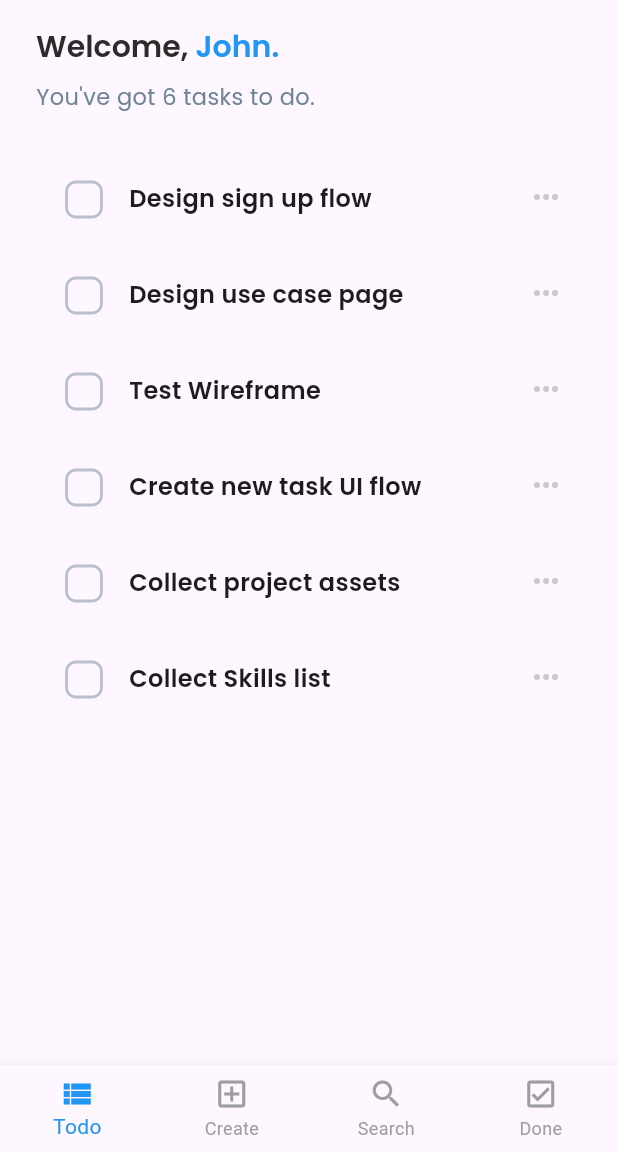
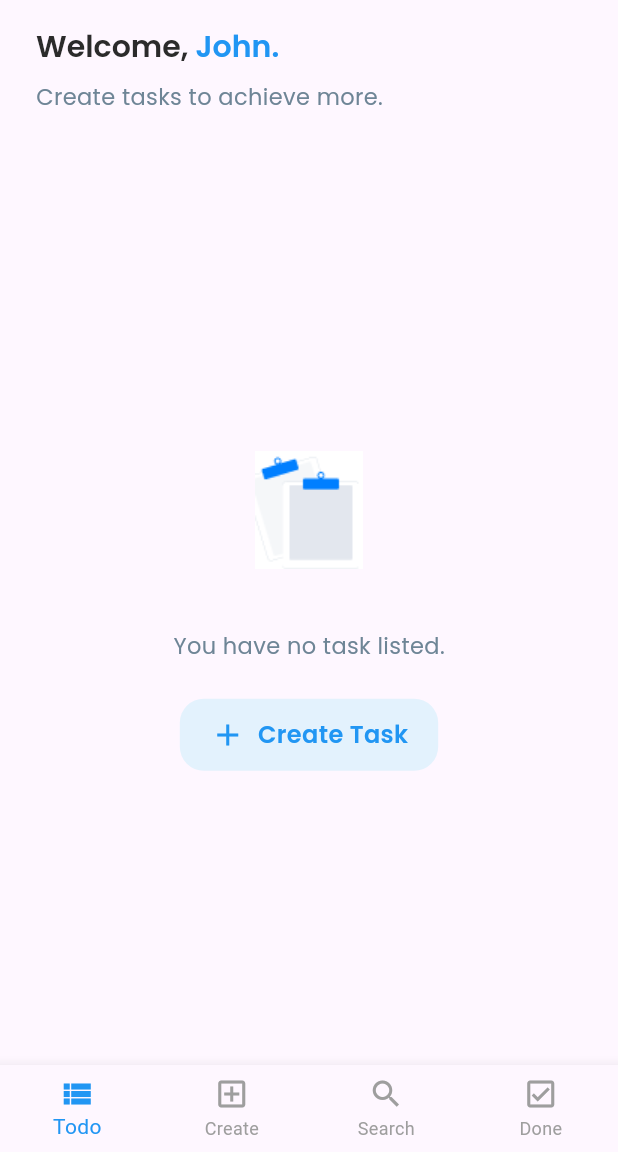
Before and after one commit to diegodallabt/taski_todo_app, a Flutter app: the screen it shows after launch, on a phone screen of 412 x 824 dp, the part 84-1236 px from its top. Run offline on Flutter 3.47's test engine with Material 3 defaults, Android fonts, the phone set to English and light mode, and no system bars; our stand-ins replace equatable, flutter_bloc, flutter_modular, google_fonts, shimmer, sqflite; accounts and stored records are empty; network calls fail.

Commit message:
add database & list tasks by db

```diff
--- a/lib/app/modules/tasks/data/datasources/get_tasks_datasource.dart
+++ b/lib/app/modules/tasks/data/datasources/get_tasks_datasource.dart
@@ -1,3 +1,5 @@
+import '../models/task.dart';
+
 abstract class GetTasksDataSource {
-  Future<void> call();
+  Future<List<Task>> fetchTasks();
 }
--- a/lib/app/modules/tasks/data/datasources/get_tasks_datasource_impl.dart
+++ b/lib/app/modules/tasks/data/datasources/get_tasks_datasource_impl.dart
@@ -1,8 +1,15 @@
+import '../database/tasks_database.dart';
+import '../models/task.dart';
 import 'get_tasks_datasource.dart';
 
 class GetTasksDataSourceImpl implements GetTasksDataSource {
+  final db = TasksDatabase.instance;
+
   @override
-  Future<void> call() {
-    throw UnimplementedError();
+  Future<List<Task>> fetchTasks() async {
+    final database = await db.database;
+
+    final result = await database.query('tasks');
+    return result.map((json) => Task.fromJson(json)).toList();
   }
 }
--- a/lib/app/modules/tasks/data/models/task.dart
+++ b/lib/app/modules/tasks/data/models/task.dart
@@ -1,25 +1,36 @@
 import 'package:equatable/equatable.dart';
 
 class Task extends Equatable {
+  final int? id;
   final String title;
-  final String description;
+  final String? description;
+  final bool isCompleted;
 
-  const Task({required this.title, required this.description});
+  const Task({
+    this.id,
+    required this.title,
+    this.description,
+    this.isCompleted = false,
+  });
 
-  factory Task.fromMap(Map<String, dynamic> map) {
+  factory Task.fromJson(Map<String, dynamic> json) {
     return Task(
-      title: map['title'],
-      description: map['description'],
+      id: json['id'] as int?,
+      title: json['title'] as String,
+      description: json['description'] as String?,
+      isCompleted: json['isCompleted'] == 1,
     );
   }
 
-  Map<String, dynamic> toMap() {
+  Map<String, dynamic> toJson() {
     return {
+      'id': id,
       'title': title,
       'description': description,
+      'isCompleted': isCompleted ? 1 : 0,
     };
   }
 
   @override
-  List<Object> get props => [title, description];
+  List<Object?> get props => throw UnimplementedError();
 }
--- a/lib/app/modules/tasks/data/repositories/get_tasks_repository.dart
+++ b/lib/app/modules/tasks/data/repositories/get_tasks_repository.dart
@@ -1,3 +1,5 @@
+import '../models/task.dart';
+
 abstract class GetTasksRepository {
-  Future<void> call();
+  Future<List<Task>> fetchTasks();
 }
--- a/lib/app/modules/tasks/view/tasks/list/tasks_list_page.dart
+++ b/lib/app/modules/tasks/view/tasks/list/tasks_list_page.dart
@@ -115,7 +115,9 @@ class TasksListPageState extends State<TasksListPage> {
                         crossAxisAlignment: CrossAxisAlignment.start,
                         children: [
                           Text(
-                            "You've got ${state.tasks.length} tasks to do.",
+                            state.tasks.isNotEmpty
+                                ? "You've got ${state.tasks.length} tasks to do."
+                                : "Create tasks to achieve more.",
                             style: useStyle(
                               TextStyle(
                                   color:
@@ -124,7 +126,8 @@ class TasksListPageState extends State<TasksListPage> {
                             ),
                           ),
                           Expanded(
-                            child: ListView.builder(
+                            child: state.tasks.isNotEmpty
+                                ? ListView.builder(
                                     itemCount: state.tasks.length,
                                     itemBuilder: (context, index) {
                                       final task = state.tasks[index];
@@ -134,7 +137,8 @@ class TasksListPageState extends State<TasksListPage> {
                                       return Container(
                                         margin: EdgeInsets.only(bottom: 8),
                                         decoration: BoxDecoration(
-                                    borderRadius: BorderRadius.circular(8),
+                                          borderRadius:
+                                              BorderRadius.circular(8),
                                         ),
                                         child: Padding(
                                           padding: const EdgeInsets.symmetric(
@@ -156,7 +160,8 @@ class TasksListPageState extends State<TasksListPage> {
                                                   ),
                                                   shape: RoundedRectangleBorder(
                                                     borderRadius:
-                                                  BorderRadius.circular(5),
+                                                        BorderRadius.circular(
+                                                            5),
                                                   ),
                                                   value: false,
                                                   onChanged: (value) {},
@@ -164,11 +169,12 @@ class TasksListPageState extends State<TasksListPage> {
                                               ),
                                               Expanded(
                                                 child: Padding(
-                                            padding: const EdgeInsets.symmetric(
-                                                vertical: 8.0),
+                                                  padding: const EdgeInsets
+                                                      .symmetric(vertical: 8.0),
                                                   child: Column(
                                                     crossAxisAlignment:
-                                                  CrossAxisAlignment.start,
+                                                        CrossAxisAlignment
+                                                            .start,
                                                     children: [
                                                       Text(
                                                         task.title,
@@ -183,15 +189,19 @@ class TasksListPageState extends State<TasksListPage> {
                                                       if (isExpanded)
                                                         Padding(
                                                           padding:
-                                                        const EdgeInsets.only(
+                                                              const EdgeInsets
+                                                                  .only(
                                                                   top: 10.0),
                                                           child: Text(
-                                                      task.description,
+                                                            task.description!,
                                                             style: useStyle(
                                                               TextStyle(
                                                                 color: const Color
-                                                              .fromARGB(255,
-                                                              110, 133, 150),
+                                                                    .fromARGB(
+                                                                    255,
+                                                                    110,
+                                                                    133,
+                                                                    150),
                                                                 fontSize: 14,
                                                               ),
                                                             ),
@@ -202,7 +212,8 @@ class TasksListPageState extends State<TasksListPage> {
                                                 ),
                                               ),
                                               Padding(
-                                          padding: const EdgeInsets.symmetric(
+                                                padding:
+                                                    const EdgeInsets.symmetric(
                                                         vertical: 6.0),
                                                 child: GestureDetector(
                                                   onTap: () {
@@ -225,6 +236,69 @@ class TasksListPageState extends State<TasksListPage> {
                                         ),
                                       );
                                     },
+                                  )
+                                : Center(
+                                    child: Column(
+                                      spacing: 25,
+                                      mainAxisAlignment:
+                                          MainAxisAlignment.center,
+                                      children: [
+                                        Image.asset(
+                                          'assets/empty.png',
+                                          width: 100,
+                                        ),
+                                        Text(
+                                          'You have no task listed.',
+                                          style: useStyle(
+                                            TextStyle(
+                                              color: const Color.fromARGB(
+                                                  255, 110, 133, 150),
+                                              fontSize: 15,
+                                            ),
+                                          ),
+                                        ),
+                                        InkWell(
+                                          highlightColor: Colors.transparent,
+                                          hoverColor: Colors.transparent,
+                                          splashColor: Colors.transparent,
+                                          focusColor: Colors.transparent,
+                                          onTap: () {},
+                                          child: Container(
+                                            decoration: BoxDecoration(
+                                              color: Colors.blue.shade50,
+                                              borderRadius:
+                                                  BorderRadius.circular(16),
+                                            ),
+                                            padding: EdgeInsets.symmetric(
+                                              vertical: 12,
+                                              horizontal: 20,
+                                            ),
+                                            child: Row(
+                                              mainAxisSize: MainAxisSize.min,
+                                              children: [
+                                                Icon(
+                                                  Icons.add,
+                                                  color: Colors.blue,
+                                                  size: 24,
+                                                ),
+                                                SizedBox(width: 8),
+                                                Text(
+                                                  'Create Task',
+                                                  style: useStyle(
+                                                    TextStyle(
+                                                      color: Colors.blue,
+                                                      fontSize: 16,
+                                                      fontWeight:
+                                                          FontWeight.w600,
+                                                    ),
+                                                  ),
+                                                ),
+                                              ],
+                                            ),
+                                          ),
+                                        ),
+                                      ],
+                                    ),
                                   ),
                           ),
                         ],
--- a/lib/app/modules/tasks/viewmodel/tasks/list/bloc/tasks_bloc.dart
+++ b/lib/app/modules/tasks/viewmodel/tasks/list/bloc/tasks_bloc.dart
@@ -1,69 +1,47 @@
 import 'package:flutter_bloc/flutter_bloc.dart';
-
-import '../../../../data/models/task.dart';
+import '../../../../data/repositories/get_tasks_repository.dart';
 import 'tasks_event.dart';
 import 'tasks_state.dart';
 
 class TaskBloc extends Bloc<TaskEvent, TaskState> {
-  TaskBloc() : super(TaskInitial()) {
+  final GetTasksRepository repository;
+
+  TaskBloc(this.repository) : super(TaskInitial()) {
     on<LoadTasks>((event, emit) async {
       emit(TaskLoading());
 
       try {
         await Future.delayed(const Duration(seconds: 2));
 
-        final tasks = [
-          const Task(
-            title: 'Design sign up flow',
-            description:
-                'By the time a prospect arrives at your signup page...',
-          ),
-          const Task(
-              title: 'Design use case page',
-              description:
-                  'By the time a prospect arrives at your signup page...'),
-          const Task(
-              title: 'Test Wireframe',
-              description:
-                  'By the time a prospect arrives at your signup page...'),
-          const Task(
-              title: 'Create new task UI flow',
-              description:
-                  'By the time a prospect arrives at your signup page...'),
-          const Task(
-              title: 'Collect project assets',
-              description:
-                  'By the time a prospect arrives at your signup page...'),
-          const Task(
-              title: 'Collect Skills list',
-              description:
-                  'By the time a prospect arrives at your signup page...'),
-        ];
+        // final tasks = [
+        //   Task(
+        //     title: 'Design sign up flow',
+        //     description:
+        //         'By the time a prospect arrives at your signup page...',
+        //   ),
+        //   Task(
+        //       title: 'Design use case page',
+        //       description:
+        //           'By the time a prospect arrives at your signup page...'),
+        //   Task(
+        //       title: 'Test Wireframe',
+        //       description:
+        //           'By the time a prospect arrives at your signup page...'),
+        //   Task(
+        //       title: 'Create new task UI flow',
+        //       description:
+        //           'By the time a prospect arrives at your signup page...'),
+        //   Task(
+        //       title: 'Collect project assets',
+        //       description:
+        //           'By the time a prospect arrives at your signup page...'),
+        //   Task(
+        //       title: 'Collect Skills list',
+        //       description:
+        //           'By the time a prospect arrives at your signup page...'),
+        // ];
 
-        emit(TaskLoaded(tasks: tasks));
-      } catch (e) {
-        emit(TaskError('Failed to load tasks.'));
-      }
-    });
-
-    on<RefreshTasks>((event, emit) async {
-      emit(TaskLoading());
-
-      try {
-        await Future.delayed(const Duration(seconds: 2));
-
-        final tasks = [
-          const Task(
-            title: 'Design sign up flow',
-            description:
-                'By the time a prospect arrives at your signup page...',
-          ),
-          const Task(title: 'Design use case page', description: ''),
-          const Task(title: 'Test Wireframe', description: ''),
-          const Task(title: 'Create new task UI flow', description: ''),
-          const Task(title: 'Collect project assets', description: ''),
-          const Task(title: 'Collect Skills list', description: ''),
-        ];
+        final tasks = await repository.fetchTasks();
 
         emit(TaskLoaded(tasks: tasks));
       } catch (e) {
```
Also changed, not shown: lib/app/modules/tasks/data/database/tasks_database.dart (added, +45 -0 lines), lib/app/modules/tasks/data/repositories/get_tasks_repository_impl.dart (+8 -2 lines), lib/app/modules/tasks/tasks_module.dart (+8 -1 lines), pubspec.yaml (+5 -3 lines), assets/empty.png (added), assets/todo.png (added), pubspec.lock, 1 other file. Lines whose indentation alone changed are shown as unchanged.
